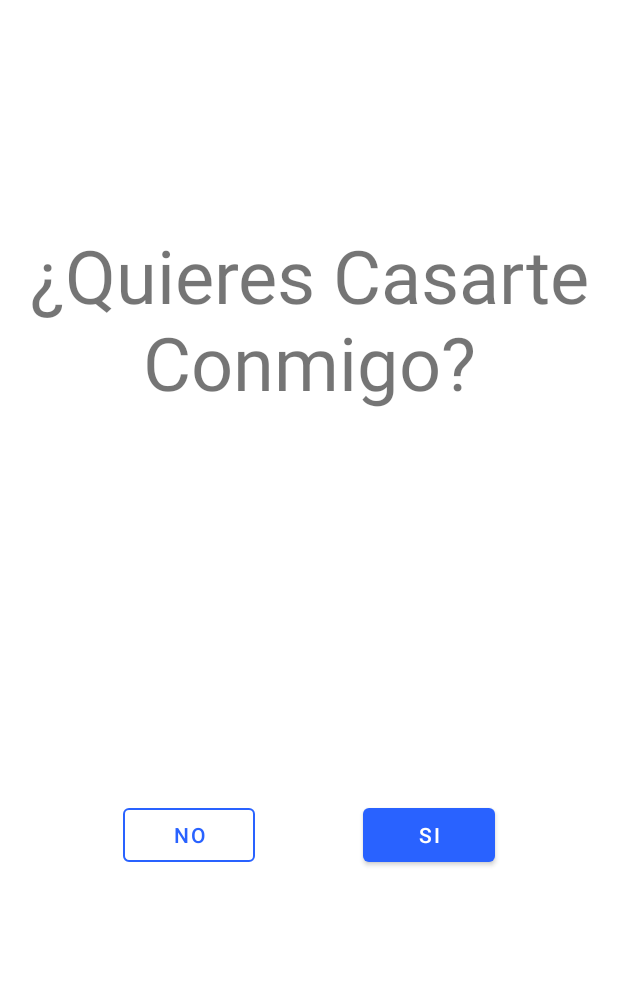
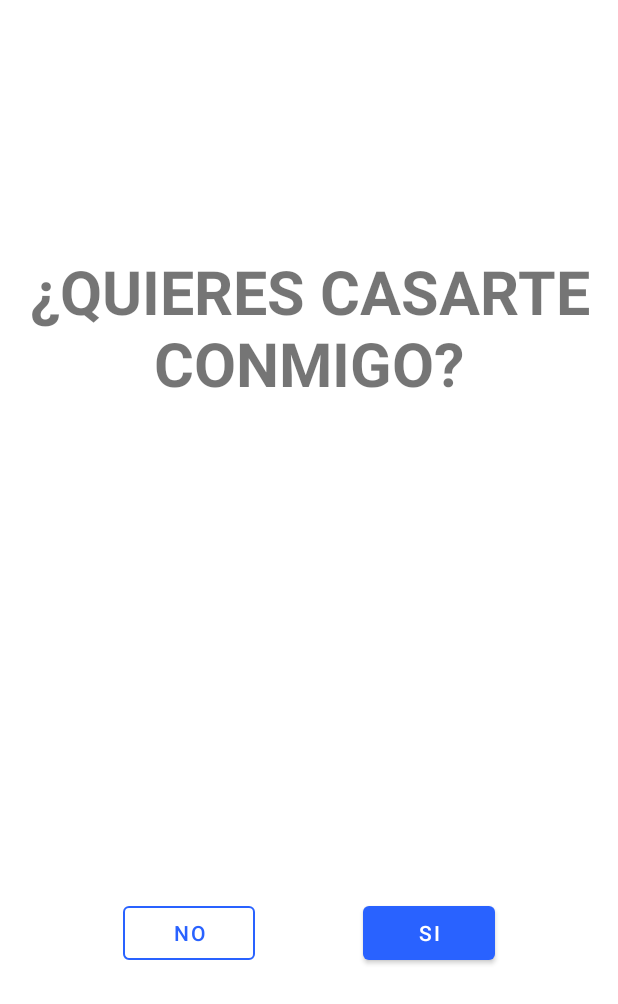
Before and after one commit to maurozegarra/MarryMe, an Android app: the screen it shows after launch (MainActivity), on a phone screen of 412 x 824 dp. Shown: the top 1004 px of the screen. Run offline under Robolectric (Android 15) with nearby library versions, the phone set to English and light mode, and no system bars.

Commit message:
improve layout

```diff
--- a/app/src/main/res/layout/activity_main.xml
+++ b/app/src/main/res/layout/activity_main.xml
@@ -9,28 +9,32 @@
     <androidx.appcompat.widget.AppCompatTextView
         android:id="@+id/text_question"
         android:layout_width="0dp"
-        android:layout_height="140dp"
+        android:layout_height="0dp"
         android:layout_marginStart="16dp"
-        android:layout_marginTop="150dp"
+        android:layout_marginTop="16dp"
         android:layout_marginEnd="16dp"
+        android:gravity="center"
+        android:maxLines="2"
         android:text="@string/marry_me"
         android:textAlignment="center"
+        android:textStyle="bold"
         app:autoSizeTextType="uniform"
         app:layout_constraintBottom_toTopOf="@+id/frameLayout"
         app:layout_constraintEnd_toEndOf="parent"
         app:layout_constraintStart_toStartOf="parent"
-        app:layout_constraintTop_toTopOf="parent" />
+        app:layout_constraintTop_toTopOf="parent"
+        app:layout_constraintVertical_chainStyle="spread_inside" />
 
     <FrameLayout
         android:id="@+id/frameLayout"
         android:layout_width="match_parent"
         android:layout_height="0dp"
         android:background="@android:color/white"
-        tools:background="@android:color/darker_gray"
         app:layout_constraintBottom_toBottomOf="parent"
         app:layout_constraintEnd_toEndOf="parent"
         app:layout_constraintStart_toStartOf="parent"
-        app:layout_constraintTop_toBottomOf="@+id/text_question">
+        app:layout_constraintTop_toBottomOf="@+id/text_question"
+        tools:background="@android:color/darker_gray">
 
         <com.google.android.material.button.MaterialButton
             android:id="@+id/button_no"
--- a/app/src/main/res/values/strings.xml
+++ b/app/src/main/res/values/strings.xml
@@ -1,6 +1,6 @@
 <resources>
     <string name="app_name">Marry Me</string>
-    <string name="marry_me">¿Quieres Casarte Conmigo?</string>
+    <string name="marry_me">¿QUIERES CASARTE CONMIGO?</string>
     <string name="no">No</string>
     <string name="yes">Si</string>
     <string name="i_knew_it">SABÍA QUE DIRÍAS QUE SÍ</string>
```
